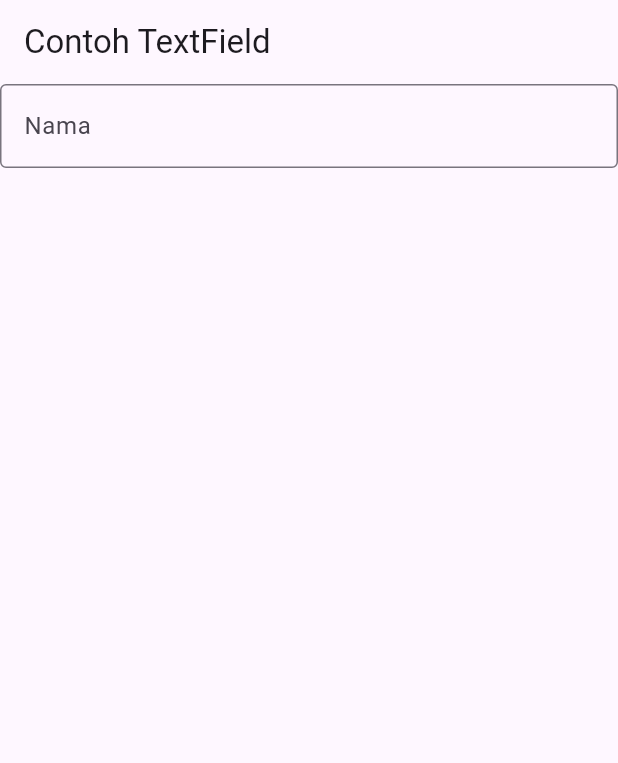
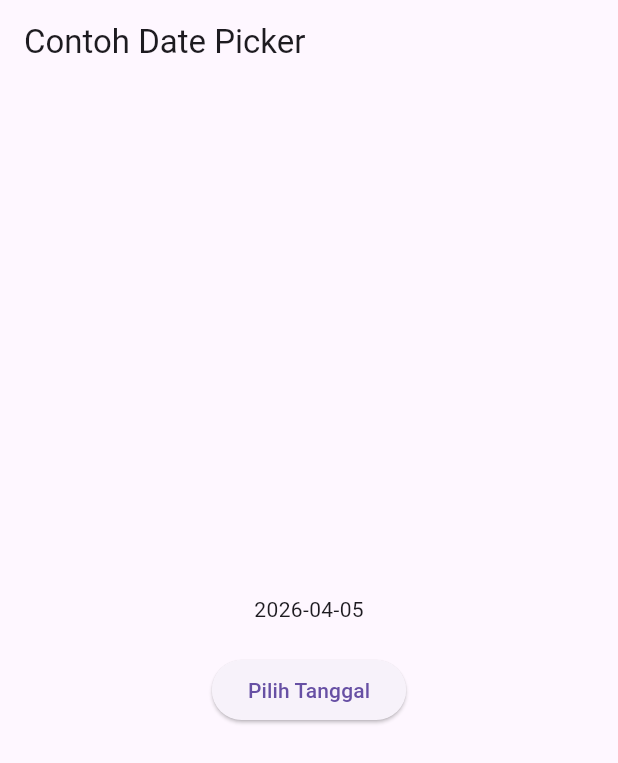
Before and after one commit to aiska28/flutter-fundamental-part1, a Flutter app: the screen it shows after launch, on a phone screen of 412 x 824 dp. Shown: the top 763 px of the screen. Run offline on Flutter 3.47's test engine with Material 3 defaults, Android fonts, the phone set to English and light mode, and no system bars.

Commit message:
Langkah 6: Date and Time Pickers

```diff
--- a/lib/main.dart
+++ b/lib/main.dart
@@ -1,69 +1,73 @@
+import 'dart:async';
 import 'package:flutter/material.dart';
 
-void main() {
-  runApp(const MyApp());
-}
+void main() => runApp(const MyApp());
 
 class MyApp extends StatelessWidget {
   const MyApp({Key? key}) : super(key: key);
 
   @override
   Widget build(BuildContext context) {
-    return MaterialApp(
-      home: Scaffold(
-        appBar: AppBar(title: const Text("Contoh TextField")),
-        body: const TextField(
-          obscureText: false,
-          decoration: InputDecoration(
-            border: OutlineInputBorder(),
-            labelText: 'Nama',
-          ),
+    return const MaterialApp(
+      title: 'Contoh Date Picker',
+      home: MyHomePage(title: 'Contoh Date Picker'),
+    );
+  }
+}
+
+class MyHomePage extends StatefulWidget {
+  const MyHomePage({Key? key, required this.title}) : super(key: key);
+
+  final String title;
+
+  @override
+  _MyHomePageState createState() => _MyHomePageState();
+}
+
+class _MyHomePageState extends State<MyHomePage> {
+  // Variable/State untuk mengambil tanggal
+  DateTime selectedDate = DateTime.now();
+
+  //  Initial SelectDate FLutter
+  Future<void> _selectDate(BuildContext context) async {
+    // Initial DateTime FIinal Picked
+    final DateTime? picked = await showDatePicker(
+        context: context,
+        initialDate: selectedDate,
+        firstDate: DateTime(2015, 8),
+        lastDate: DateTime(2101));
+    if (picked != null && picked != selectedDate) {
+      setState(() {
+        selectedDate = picked;
+      });
+    }
+  }
+
+  @override
+  Widget build(BuildContext context) {
+    return Scaffold(
+      appBar: AppBar(
+        title: Text(widget.title),
+      ),
+      body: Center(
+        child: Column(
+          mainAxisSize: MainAxisSize.min,
+          children: <Widget>[
+            Text("${selectedDate.toLocal()}".split(' ')[0]),
+            const SizedBox(
+              height: 20.0,
+            ),
+            ElevatedButton(
+              onPressed: () => {
+                _selectDate(context),
+                // ignore: avoid_print
+                print(selectedDate.day + selectedDate.month + selectedDate.year)
+              },
+              child: const Text('Pilih Tanggal'),
+            ),
+          ],
         ),
       ),
     );
   }
 }
-
-class MyLayout extends StatelessWidget {
-  const MyLayout({Key? key}) : super(key: key);
-
-  @override
-  Widget build(BuildContext context) {
-    return Padding(
-      padding: const EdgeInsets.all(8.0),
-      child: ElevatedButton(
-        child: const Text('Show alert'),
-        onPressed: () {
-          showAlertDialog(context);
-        },
-      ),
-    );
-  }
-}
-
-showAlertDialog(BuildContext context) {
-  // set up the button
-  Widget okButton = TextButton(
-    child: const Text("OK"),
-    onPressed: () {
-      Navigator.pop(context);
-    },
-  );
-
-  // set up the AlertDialog
-  AlertDialog alert = AlertDialog(
-    title: const Text("My title"),
-    content: const Text("This is my message."),
-    actions: [
-      okButton,
-    ],
-  );
-
-  // show the dialog
-  showDialog(
-    context: context,
-    builder: (BuildContext context) {
-      return alert;
-    },
-  );
-}
```
